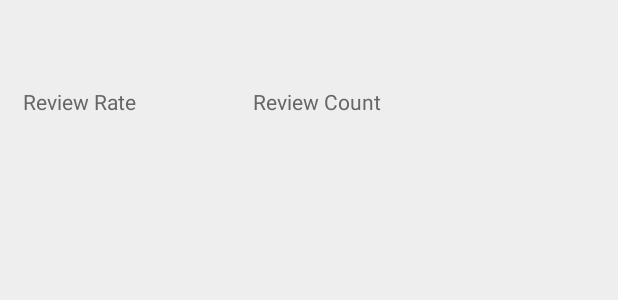
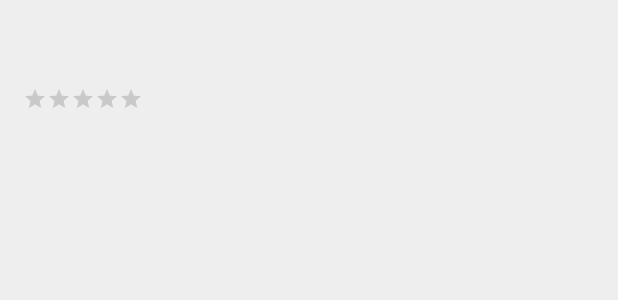
Before and after one commit to DonggeunJung/WalmartProducts, an Android app: the layout fragment_body.xml on its own in the app's theme, with its tools: preview values and no code run, on a phone screen of 412 x 824 dp. Shown: the top 300 px of the screen. Run offline under Robolectric (Android 15) with nearby library versions, the phone set to English and light mode, and no system bars.

Commit message:
Add RatingBar on BodyFragment

```diff
--- a/app/src/main/res/layout/fragment_body.xml
+++ b/app/src/main/res/layout/fragment_body.xml
@@ -37,7 +37,28 @@
                 android:layout_marginBottom="15dp"
                 android:orientation="horizontal">
 
+                <RatingBar
+                    android:layout_width="wrap_content"
+                    android:layout_height="wrap_content"
+                    android:gravity="top|left"
+                    android:isIndicator="true"
+                    android:numStars="5"
+                    android:stepSize="0.5"
+                    android:max="5"
+                    style="?android:attr/ratingBarStyleSmall"
+                    android:rating="@{viewModel.selProduct.reviewRating}"/>
+
                 <TextView
+                    android:id="@+id/tvReviewCount"
+                    android:layout_width="wrap_content"
+                    android:layout_height="wrap_content"
+                    android:layout_marginLeft="20dp"
+                    android:gravity="top|left"
+                    android:textSize="14sp"
+                    android:textColor="#222"
+                    android:text="@{Integer.toString(viewModel.selProduct.reviewCount)}"/>
+
+                <!--<TextView
                     android:layout_width="wrap_content"
                     android:layout_height="match_parent"
                     android:gravity="top|left"
@@ -71,7 +92,7 @@
                     android:gravity="top|left"
                     android:textSize="14sp"
                     android:textColor="#222"
-                    android:text="@{Integer.toString(viewModel.selProduct.reviewCount)}"/>
+                    android:text="@{Integer.toString(viewModel.selProduct.reviewCount)}"/>-->
 
             </LinearLayout>
 
```
Also changed, not shown: 2 other files.
